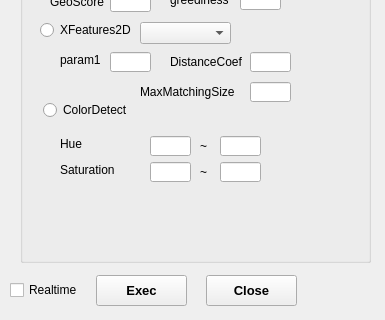
Before: the Qt Designer form qroisimulator/app/dialogapplication.ui in JonglockYoon/QT-qroilib, drawn with Qt 5; both pictures show x 0 to 385 and y 178 to 498 of the 385 by 498 pixel window.
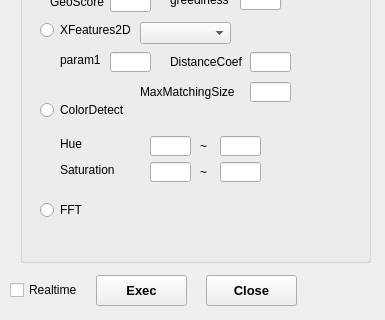
After: the same form once the commit is applied.

```diff
--- a/qroisimulator/app/dialogapplication.ui
+++ b/qroisimulator/app/dialogapplication.ui
@@ -338,7 +338,7 @@
    <widget class="QRadioButton" name="radioButtonColorDetect">
     <property name="geometry">
      <rect>
-      <x>23</x>
+      <x>20</x>
       <y>200</y>
       <width>111</width>
       <height>16</height>
@@ -361,6 +361,19 @@
      <string>CodeScanner</string>
     </property>
    </widget>
+   <widget class="QRadioButton" name="radioButtonFFT">
+    <property name="geometry">
+     <rect>
+      <x>20</x>
+      <y>300</y>
+      <width>111</width>
+      <height>16</height>
+     </rect>
+    </property>
+    <property name="text">
+     <string>FFT</string>
+    </property>
+   </widget>
   </widget>
   <widget class="QLabel" name="label_7">
    <property name="geometry">
```
Left out of the diff: 6 changed lines with no effect on the pictures.
